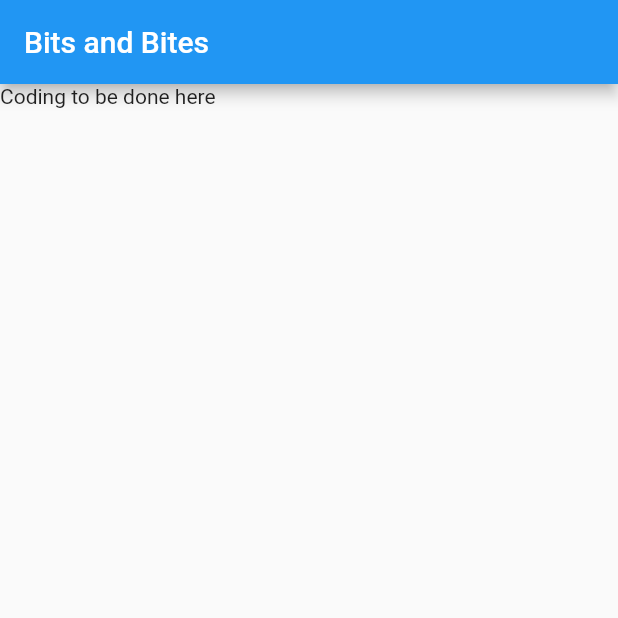
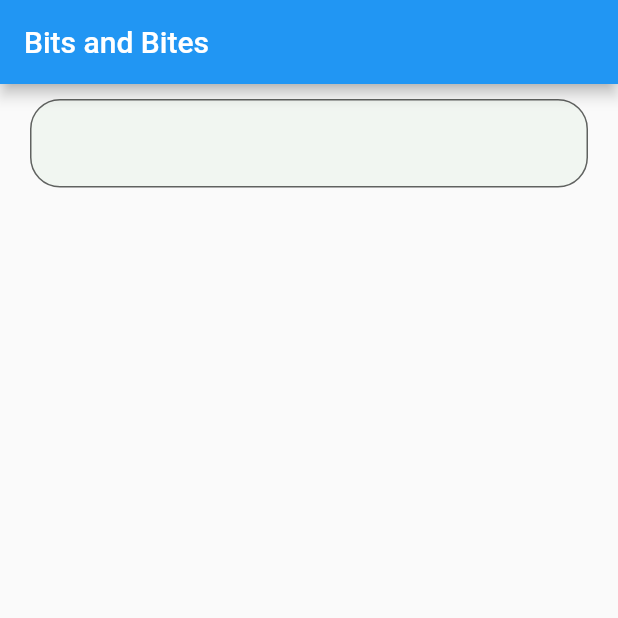
Before and after one commit to saranshahuja/recipe_app, a Flutter app: the screen it shows after launch, on a phone screen of 412 x 824 dp, the top half of it. Run offline on Flutter 3.47's test engine with Material 2 defaults, Android fonts, the phone set to English and light mode, and no system bars; missing offline and left inert: dart:html.

Commit message:
resolved errors and moved the contents to relevant page

```diff
--- a/lib/Screens/home_Screen.dart
+++ b/lib/Screens/home_Screen.dart
@@ -16,7 +16,25 @@ class _HomeScreenState extends State<HomeScreen> {
       appBar: AppBar(title: Text("Bits and Bites"),),
       body: Column(
         children: <Widget>[
-          Text("Coding to be done here"),
+          Container(
+            margin: EdgeInsets.symmetric(horizontal: 20.0, vertical: 10.0),
+            child: Column(
+              children: [
+                TextField(
+                  decoration: InputDecoration(
+                      border: OutlineInputBorder(
+                          borderRadius: BorderRadius.circular(20)
+                      ),//border
+                      fillColor: Colors.green.withOpacity(0.05),
+                      filled: true
+                  ), //InputDecoration
+                ) ,//Textfield
+                SizedBox(
+                  height:15,
+                ), //sizedbox
+              ], //children
+            ), //column
+          ),
         ],
       ),
     );
--- a/lib/main.dart
+++ b/lib/main.dart
@@ -21,6 +21,8 @@ class MyApp extends StatelessWidget {
   /// This is Shubham Rishi
   // This widget is the root of your application.
   @override
+
+  ///DO NOT CHANGE THE MAIN FILE!!!!!!
   Widget build(BuildContext conext) {
     return MaterialApp(
   title: 'Recipe App',
```
